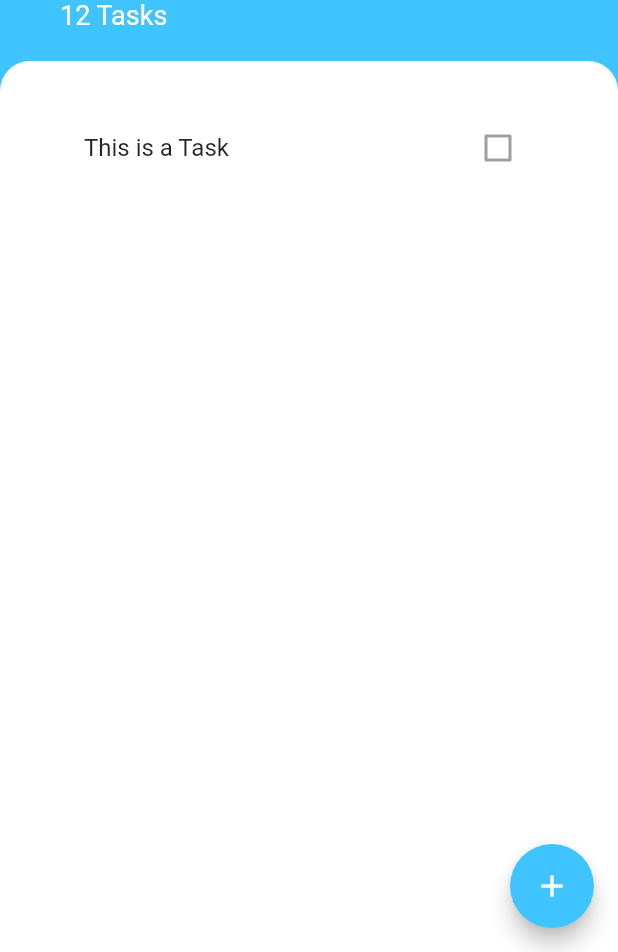
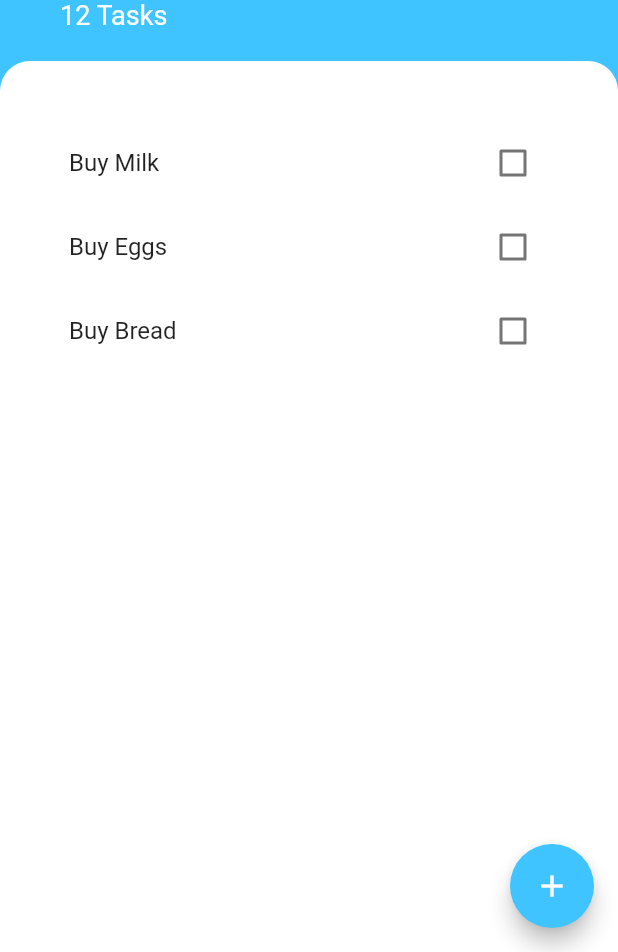
Before and after one commit to nilsonsasaki/Todoey, a Flutter app: the screen it shows after launch, on a phone screen of 412 x 824 dp, the part 284-1236 px from its top. Run offline on Flutter 3.47's test engine with Material 2 defaults, Android fonts, the phone set to English and light mode, and no system bars.

Commit message:
before 203 class challenge

```diff
--- a/lib/screens/tasks_screen.dart
+++ b/lib/screens/tasks_screen.dart
@@ -1,6 +1,7 @@
 import 'package:flutter/cupertino.dart';
 import 'package:flutter/material.dart';
 import 'package:todoey_flutter/widgets/tasks_list.dart';
+import 'package:todoey_flutter/screens/add_task_screen.dart';
 
 class TasksScreen extends StatelessWidget {
   @override
@@ -10,6 +11,18 @@ class TasksScreen extends StatelessWidget {
       floatingActionButton: FloatingActionButton(
         backgroundColor: Colors.lightBlueAccent,
         child: Icon(Icons.add),
+        onPressed: () {
+          showModalBottomSheet(
+            isScrollControlled: true,
+            context: context,
+            builder: (context) => SingleChildScrollView(
+              child: Container(
+                child: AddTaskScreen(),
+              ),
+            ),
+          );
+          print('button pressed');
+        },
       ),
       body: SafeArea(
         child: Column(
@@ -66,7 +79,14 @@ class TasksScreen extends StatelessWidget {
                     topRight: Radius.circular(20.0),
                   ),
                 ),
-                child: TasksList(),
+                child: Container(
+                  padding: EdgeInsets.only(
+                    left: 30.0,
+                    right: 30.0,
+                    top: 40.0,
+                  ),
+                  child: TasksList(),
+                ),
               ),
             ),
           ],
--- /dev/null
+++ b/lib/tasks/task.dart
@@ -0,0 +1,10 @@
+class Task {
+  final String name;
+  bool isDone;
+
+  Task({this.name, this.isDone = false});
+
+  void toggleDone() {
+    isDone = !isDone;
+  }
+}
--- a/lib/widgets/task_tile.dart
+++ b/lib/widgets/task_tile.dart
@@ -1,12 +1,23 @@
 import 'package:flutter/material.dart';
 
 class TaskTile extends StatelessWidget {
+  final bool isChecked;
+  final String taskTitle;
+  final Function checkboxCallback;
+  TaskTile({this.isChecked, this.taskTitle, this.checkboxCallback});
+
   @override
   Widget build(BuildContext context) {
     return ListTile(
-      title: Text('This is a Task'),
+      title: Text(
+        taskTitle,
+        style: TextStyle(
+          decoration: isChecked ? TextDecoration.lineThrough : null,
+        ),
+      ),
       trailing: Checkbox(
-        value: false,
+        value: isChecked,
+        onChanged: checkboxCallback,
       ),
     );
   }
--- a/lib/widgets/tasks_list.dart
+++ b/lib/widgets/tasks_list.dart
@@ -1,17 +1,32 @@
 import 'package:flutter/material.dart';
 import 'package:todoey_flutter/widgets/task_tile.dart';
+import 'package:todoey_flutter/tasks/task.dart';
 
-class TasksList extends StatelessWidget {
+class TasksList extends StatefulWidget {
+  @override
+  _TasksListState createState() => _TasksListState();
+}
+
+class _TasksListState extends State<TasksList> {
+  List<Task> tasks = [
+    Task(name: 'Buy Milk'),
+    Task(name: 'Buy Eggs'),
+    Task(name: 'Buy Bread'),
+  ];
   @override
   Widget build(BuildContext context) {
-    return ListView(
-      padding: EdgeInsets.symmetric(
-        horizontal: 40.0,
-        vertical: 30.0,
-      ),
-      children: [
-        TaskTile(),
-      ],
+    return ListView.builder(
+      itemBuilder: (context, index) {
+        return TaskTile(
+            taskTitle: tasks[index].name,
+            isChecked: tasks[index].isDone,
+            checkboxCallback: (checkboxState) {
+              setState(() {
+                tasks[index].toggleDone();
+              });
+            });
+      },
+      itemCount: tasks.length,
     );
   }
 }
```
Also changed, not shown: lib/screens/add_task_screen.dart (added, +72 -0 lines).
